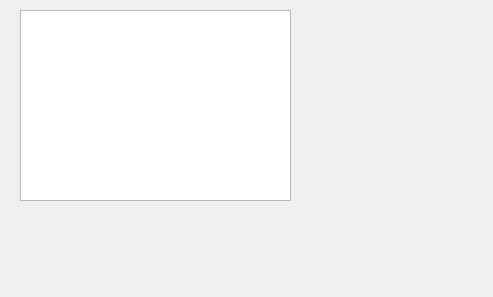
megaforce/Criss-Cross, file TicTacToe/tictactoe.ui: the form before one commit.
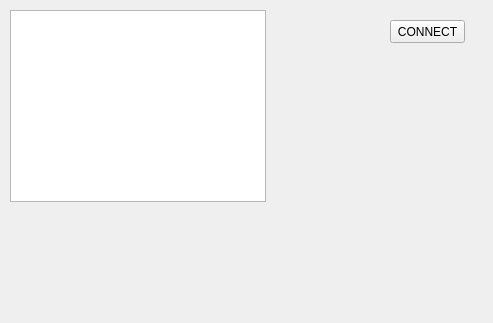
The form after the commit.

Commit message: Added player class

Patch:
```diff
--- a/TicTacToe/tictactoe.ui
+++ b/TicTacToe/tictactoe.ui
@@ -7,7 +7,7 @@
     <x>0</x>
     <y>0</y>
     <width>493</width>
-    <height>297</height>
+    <height>323</height>
    </rect>
   </property>
   <property name="windowTitle">
@@ -16,11 +16,36 @@
   <widget class="QGraphicsView" name="graphicsView">
    <property name="geometry">
     <rect>
-     <x>20</x>
+     <x>10</x>
      <y>10</y>
-     <width>271</width>
-     <height>191</height>
+     <width>256</width>
+     <height>192</height>
     </rect>
+   </property>
+   <property name="sizeIncrement">
+    <size>
+     <width>0</width>
+     <height>0</height>
+    </size>
+   </property>
+   <property name="baseSize">
+    <size>
+     <width>0</width>
+     <height>0</height>
+    </size>
+   </property>
+  </widget>
+  <widget class="QPushButton" name="pushButton">
+   <property name="geometry">
+    <rect>
+     <x>390</x>
+     <y>20</y>
+     <width>75</width>
+     <height>23</height>
+    </rect>
+   </property>
+   <property name="text">
+    <string>CONNECT</string>
    </property>
   </widget>
  </widget>
```
The commit also changes 5 other files.
